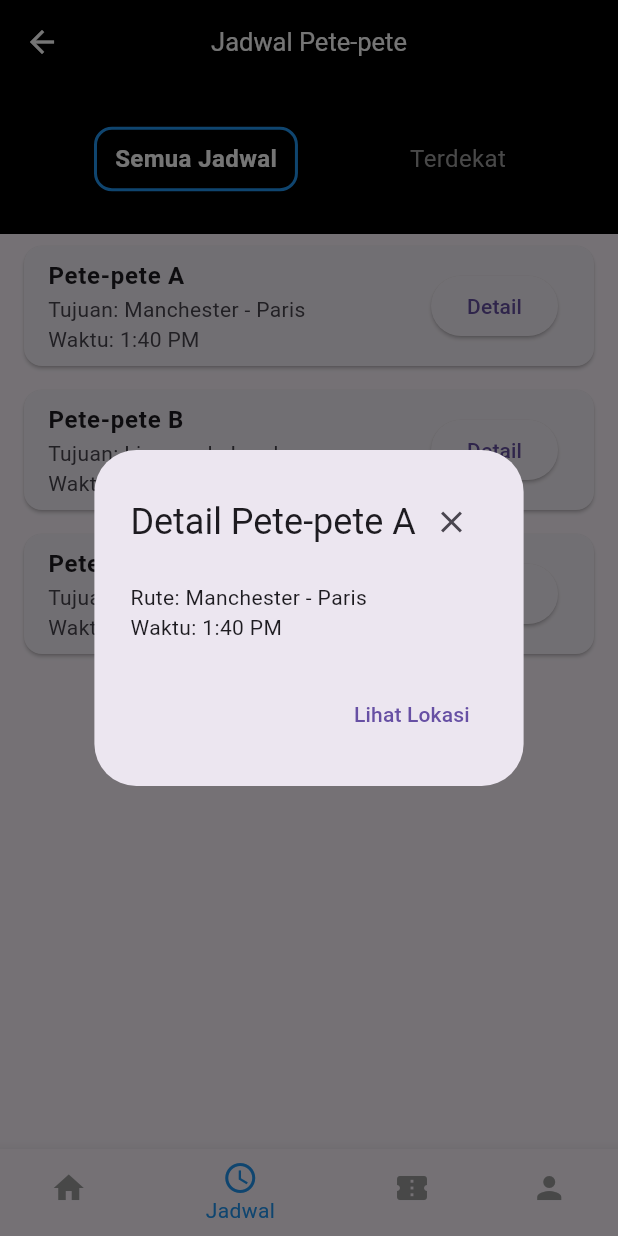
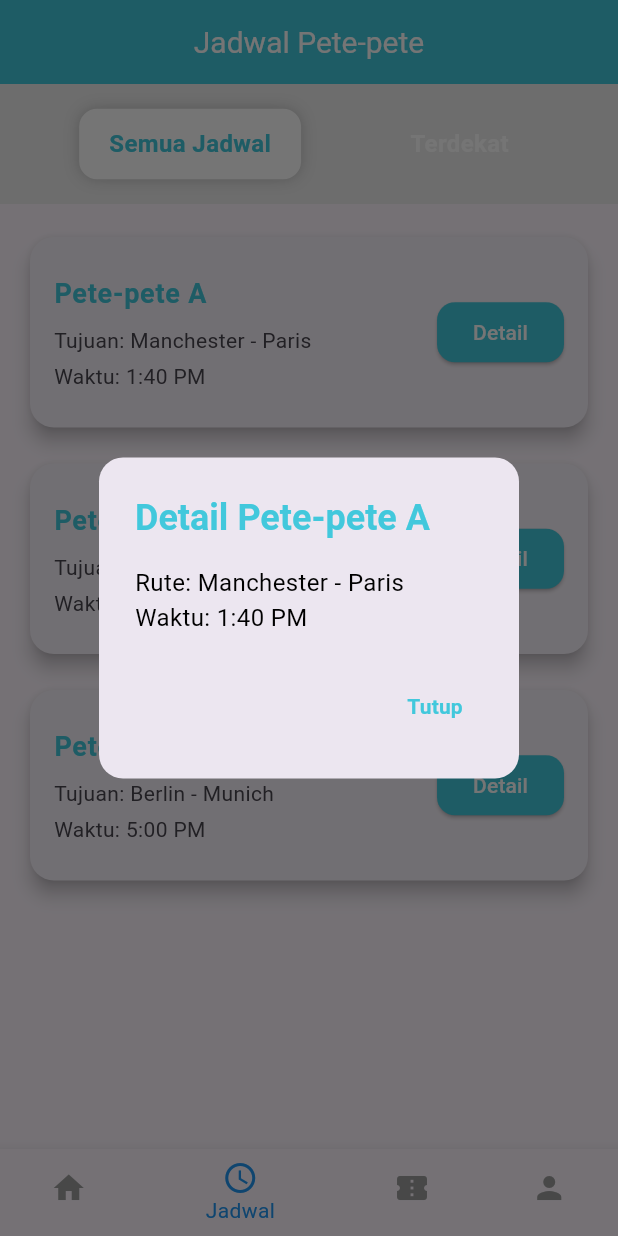
Before and after one commit to aurel0365/NaikPete--Kelompok-07-frontend, a Flutter app: the screen it shows after launch, item 2 of the bottom bar chosen, after a tap on "Detail", on a phone screen of 412 x 824 dp. Run offline on Flutter 3.47's test engine with Material 3 defaults, Android fonts, the phone set to English and light mode, and no system bars; statements that could not run were skipped.

Commit message:
Update jadwalberangkat

```diff
--- a/povuser/lib/screen/Jadwalberangkat.dart
+++ b/povuser/lib/screen/Jadwalberangkat.dart
@@ -8,6 +8,10 @@ class JadwalPetePeteApp extends StatelessWidget {
     return MaterialApp(
       home: const HomeScreen(),
       debugShowCheckedModeBanner: false,
+      theme: ThemeData(
+        primaryColor: const Color(0xFF42C8DC),
+        fontFamily: 'Roboto',
+      ),
     );
   }
 }
@@ -21,16 +25,33 @@ class HomeScreen extends StatelessWidget {
       appBar: AppBar(
         title: const Text('Home'),
         centerTitle: true,
+        backgroundColor: const Color(0xFF42C8DC),
       ),
       body: Center(
         child: ElevatedButton(
           onPressed: () {
             Navigator.push(
               context,
-              MaterialPageRoute(builder: (context) => const JadwalPetePeteScreen()),
+              MaterialPageRoute(
+                builder: (context) => const JadwalPetePeteScreen(),
+              ),
             );
           },
-          child: const Text('Lihat Jadwal Pete-pete'),
+          style: ElevatedButton.styleFrom(
+            backgroundColor: const Color(0xFF42C8DC),
+            padding: const EdgeInsets.symmetric(horizontal: 24, vertical: 16),
+            shape: RoundedRectangleBorder(
+              borderRadius: BorderRadius.circular(20),
+            ),
+          ),
+          child: const Text(
+            'Lihat Jadwal Pete-pete',
+            style: TextStyle(
+              color: Colors.white,
+              fontWeight: FontWeight.bold,
+              fontSize: 18,
+            ),
+          ),
         ),
       ),
     );
@@ -69,25 +90,23 @@ class _JadwalPetePeteScreenState extends State<JadwalPetePeteScreen> {
   Widget build(BuildContext context) {
     return Scaffold(
       appBar: AppBar(
-        backgroundColor: Colors.black,
+        backgroundColor: const Color(0xFF42C8DC),
         elevation: 0,
         title: const Text(
           'Jadwal Pete-pete',
-          style: TextStyle(color: Colors.white, fontWeight: FontWeight.w400, fontSize: 17),
+          style: TextStyle(
+            color: Colors.white,
+            fontSize: 20,
           ),
-        leading: IconButton(
-          icon: const Icon(Icons.arrow_back, color: Colors.white),
-          onPressed: () => Navigator.pop(context),
         ),
+
         centerTitle: true,
       ),
       body: Column(
         children: [
           Container(
-            color: Colors.black,
-            height: 100,
-            child: Padding(
-              padding: const EdgeInsets.symmetric(vertical: 16.0),
+            color: const Color.fromARGB(255, 237, 237, 237),
+            height: 80,
             child: Row(
               mainAxisAlignment: MainAxisAlignment.spaceEvenly,
               children: [
@@ -96,56 +115,54 @@ class _JadwalPetePeteScreenState extends State<JadwalPetePeteScreen> {
               ],
             ),
           ),
-          ),
+          const SizedBox(height: 10),
           Expanded(
             child: ListView.builder(
               itemCount: jadwalPetePete.length,
               itemBuilder: (context, index) {
                 final jadwal = jadwalPetePete[index];
-                return Card(
-                  margin: const EdgeInsets.symmetric(horizontal: 16, vertical: 8),
+                return AnimatedPadding(
+                  duration: const Duration(milliseconds: 300),
+                  padding: const EdgeInsets.symmetric(horizontal: 16, vertical: 8),
+                  child: Card(
+                    shape: RoundedRectangleBorder(
+                      borderRadius: BorderRadius.circular(16),
+                    ),
+                    elevation: 5,
                     child: ListTile(
+                      contentPadding: const EdgeInsets.all(16),
                       title: Text(
                         jadwal['nama']!,
-                      style: const TextStyle(fontWeight: FontWeight.bold, fontSize: 16),
+                        style: const TextStyle(
+                          fontWeight: FontWeight.bold,
+                          fontSize: 18,
+                          color: Color(0xFF42C8DC),
+                        ),
                       ),
                       subtitle: Column(
                         crossAxisAlignment: CrossAxisAlignment.start,
                         children: [
+                          const SizedBox(height: 8),
                           Text('Tujuan: ${jadwal['rute']}'),
+                          const SizedBox(height: 4),
                           Text('Waktu: ${jadwal['waktu']}'),
                         ],
                       ),
                       trailing: ElevatedButton(
                         onPressed: () {
-                        // Tampilkan detail jadwal
-                        showDialog(
-                          context: context,
-                          builder: (context) => AlertDialog(
-                            title: Row(
-                              children: [
-                                Text('Detail ${jadwal['nama']}'),
-                                const Spacer(),
-                                IconButton(
-                                  icon: const Icon(Icons.close),
-                                  onPressed: () => Navigator.pop(context),
+                          _showDetailDialog(context, jadwal);
+                        },
+                        style: ElevatedButton.styleFrom(
+                          backgroundColor: const Color(0xFF42C8DC),
+                          shape: RoundedRectangleBorder(
+                            borderRadius: BorderRadius.circular(12),
                           ),
-                              ],
                         ),
-                            content: Text('Rute: ${jadwal['rute']}\nWaktu: ${jadwal['waktu']}'),
-                            actions: [
-                              TextButton(
-                                onPressed: () {
-                                  // Tambahkan logika untuk melihat lokasi
-                                  Navigator.pop(context);
-                                },
-                                child: const Text('Lihat Lokasi'),
+                        child: const Text(
+                          'Detail',
+                          style: TextStyle(color: Colors.white),
                         ),
-                            ],
                       ),
-                        );
-                      },
-                      child: const Text('Detail'),
                     ),
                   ),
                 );
@@ -158,35 +175,65 @@ class _JadwalPetePeteScreenState extends State<JadwalPetePeteScreen> {
   }
 
   Widget _buildTabItem(String title, int index) {
-    bool isSelected = _selectedTabIndex == index;
+    final bool isSelected = _selectedTabIndex == index;
 
-    return InkWell(
+    return GestureDetector(
       onTap: () {
         setState(() {
           _selectedTabIndex = index;
         });
       },
       child: Container(
-        padding: const EdgeInsets.symmetric(vertical: 8.0, horizontal: 12.0),
+        padding: const EdgeInsets.symmetric(vertical: 12, horizontal: 20),
         decoration: BoxDecoration(
-          border: isSelected
-              ? Border.all(color: Colors.blue, width: 2)
-              : null,
+          color: isSelected ? Colors.white : Colors.transparent,
           borderRadius: BorderRadius.circular(12),
+          boxShadow: isSelected
+              ? [
+                  BoxShadow(
+                    color: Colors.black.withOpacity(0.2),
+                    blurRadius: 8,
+                  ),
+                ]
+              : [],
         ),
         child: Text(
           title,
           style: TextStyle(
-            color: isSelected ? Colors.white : Colors.grey,
+            color: isSelected ? const Color(0xFF42C8DC) : Colors.white,
             fontSize: 16,
-            fontWeight: isSelected ? FontWeight.bold : FontWeight.normal,
+            fontWeight: FontWeight.bold,
           ),
         ),
       ),
     );
   }
+
+  void _showDetailDialog(BuildContext context, Map<String, String> jadwal) {
+    showDialog(
+      context: context,
+      builder: (context) => AlertDialog(
+        shape: RoundedRectangleBorder(
+          borderRadius: BorderRadius.circular(16),
+        ),
+        title: Text(
+          'Detail ${jadwal['nama']}',
+          style: const TextStyle(color: Color(0xFF42C8DC), fontWeight: FontWeight.bold),
+        ),
+        content: Text(
+          'Rute: ${jadwal['rute']}\nWaktu: ${jadwal['waktu']}',
+          style: const TextStyle(color: Colors.black, fontSize: 16),
+        ),
+        actions: [
+          TextButton(
+            onPressed: () => Navigator.pop(context),
+            child: const Text(
+              'Tutup',
+              style: TextStyle(color: Color(0xFF42C8DC), fontWeight: FontWeight.bold),
+            ),
+          ),
+        ],
+      ),
+    );
   }
-
-void main() {
-  runApp(const JadwalPetePeteApp());
 }
```
Lines whose indentation alone changed are shown as unchanged.
